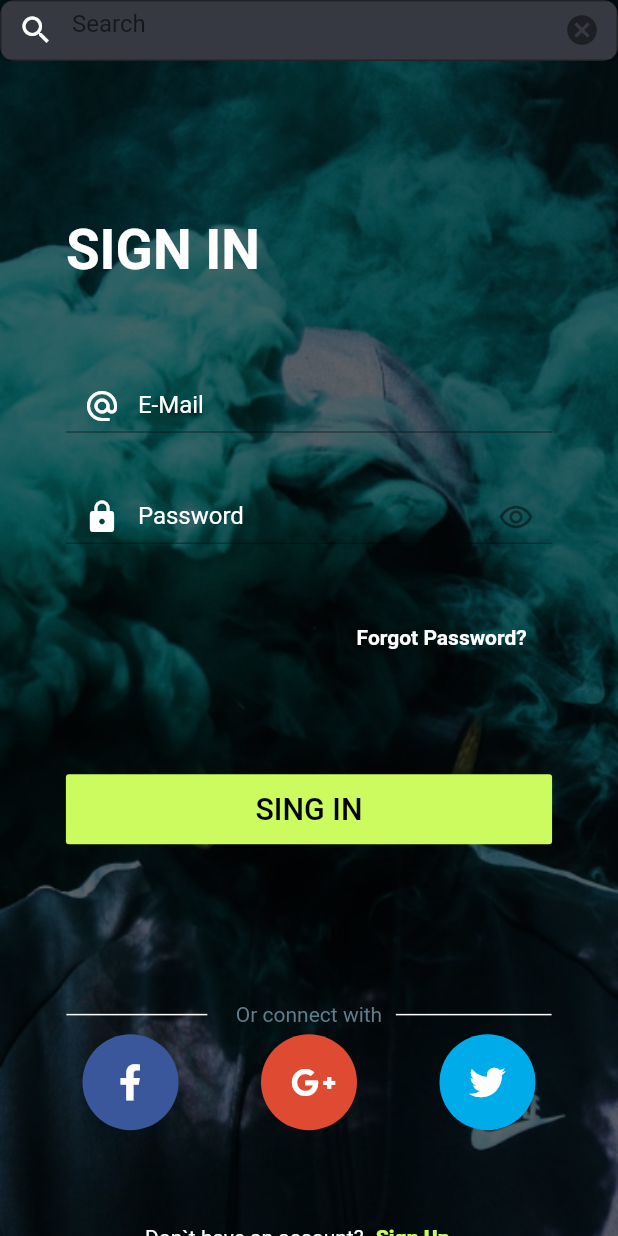
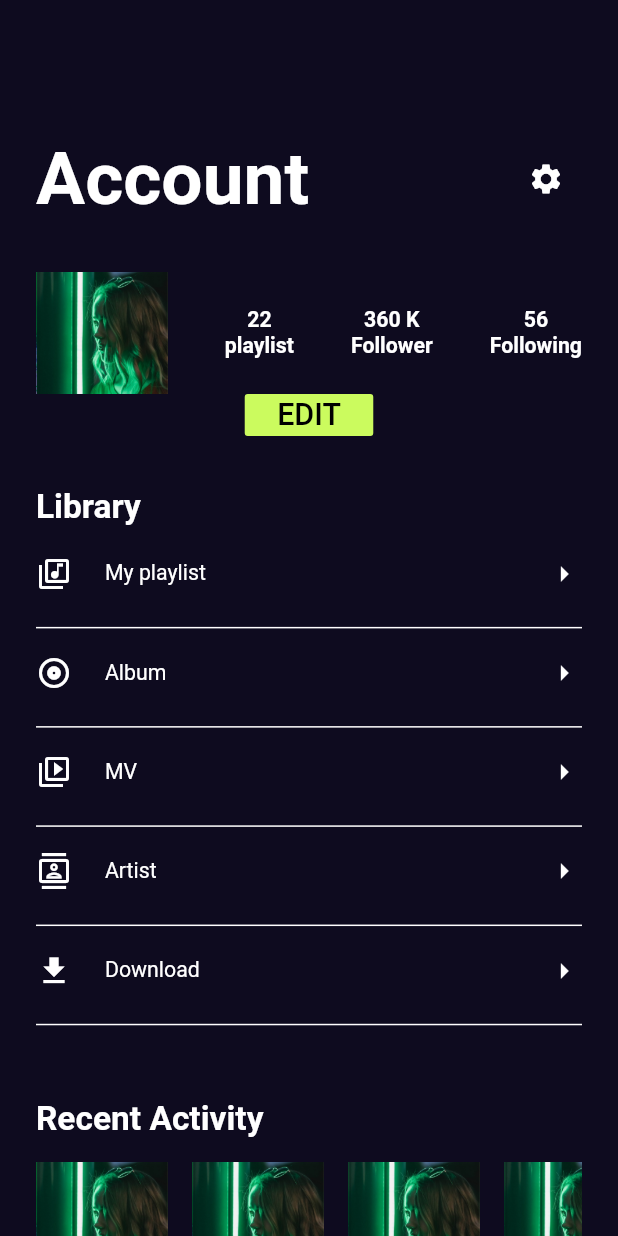
Before and after one commit to OmarKamal98/Music-App, a Flutter app: the screen it shows after launch, on a phone screen of 412 x 824 dp. Run offline on Flutter 3.47's test engine with Material 2 defaults, Android fonts, the phone set to English and light mode, and no system bars; our stand-ins replace carousel_slider, dio, flutter_screenutil, font_awesome_flutter; statements that could not run were skipped.

Commit message:
Account Page

```diff
--- a/lib/main.dart
+++ b/lib/main.dart
@@ -1,6 +1,7 @@
 import 'package:flutter/material.dart';
 import 'package:flutter_screenutil/flutter_screenutil.dart';
 import 'package:musicapp/navigator/router_class.dart';
+import 'package:musicapp/ui/screen/account_screen/account.dart';
 import 'package:musicapp/ui/screen/sign_screen/forgot_password.dart';
 import 'package:musicapp/ui/screen/sign_screen/login.dart';
 import 'package:musicapp/ui/screen/sign_screen/sign_up.dart';
@@ -28,7 +29,7 @@ class MyApp extends StatelessWidget {
               return MediaQuery(
                 //Setting font does not change with system font size
                 data: MediaQuery.of(context).copyWith(textScaleFactor: 1.0),
-                child: Login(),
+                child: Account(),
               );
             }));
     //return MaterialApp(home: MusicApp());
--- /dev/null
+++ b/lib/ui/screen/account_screen/account.dart
@@ -0,0 +1,249 @@
+import 'package:flutter/cupertino.dart';
+import 'package:flutter/material.dart';
+import 'package:flutter_screenutil/flutter_screenutil.dart';
+import 'package:musicapp/ui/widget/component/component.dart';
+
+class Account extends StatefulWidget {
+  const Account({Key key}) : super(key: key);
+
+  @override
+  _AccountState createState() => _AccountState();
+}
+
+class _AccountState extends State<Account> {
+  @override
+  Widget build(BuildContext context) {
+    return Scaffold(
+      backgroundColor: const Color(0xFF0E0B1F),
+      body: SingleChildScrollView(
+        child: Padding(
+          padding: const EdgeInsets.all(24.0),
+          child: Container(
+            margin: EdgeInsets.only(top: 66.h),
+
+              child: Column(
+                crossAxisAlignment: CrossAxisAlignment.start,
+                children: [
+                  Row(
+                    mainAxisAlignment: MainAxisAlignment.spaceBetween,
+                    children: [
+                      Text(
+                        "Account",
+                        style: TextStyle(
+                            color: Colors.white,
+                            fontWeight: FontWeight.bold,
+                            fontSize: 48.sp),
+                      ),
+                      IconButton(
+                        onPressed: () {},
+                        icon: const Icon(Icons.settings),
+                        color: Colors.white,
+                      ),
+                    ],
+                  ),
+                  SizedBox(height: 33.h,),
+                  Column(
+                    children: [
+                      Row(
+                        mainAxisAlignment: MainAxisAlignment.spaceBetween,
+                        children: [
+                          Image.asset(
+                            'assets/images/splash1.png',
+                            width: 80.w,
+                            height: 80.h,
+                            fit: BoxFit.cover,
+                          ),
+                          Column(
+
+                            children: [
+                              Text(
+                                "22",
+                                style: TextStyle(
+                                    color: Colors.white,
+                                    fontWeight: FontWeight.bold,
+                                    fontSize: 14.sp),
+                              ),
+                              Text(
+                                "playlist",
+                                style: TextStyle(
+                                    color: Colors.white,
+                                    fontWeight: FontWeight.bold,
+                                    fontSize: 14.sp),
+                              ),
+
+                            ],
+                          ),
+                          Column(
+
+                            children: [
+                              Text(
+                                "360 K",
+                                style: TextStyle(
+                                    color: Colors.white,
+                                    fontWeight: FontWeight.bold,
+                                    fontSize: 14.sp),
+                              ),
+                              Text(
+                                "Follower",
+                                style: TextStyle(
+                                    color: Colors.white,
+                                    fontWeight: FontWeight.bold,
+                                    fontSize: 14.sp),
+                              ),
+
+                            ],
+                          ),
+                          Column(
+
+                            children: [
+                              Text(
+                                "56",
+                                style: TextStyle(
+                                    color: Colors.white,
+                                    fontWeight: FontWeight.bold,
+                                    fontSize: 14.sp),
+                              ),
+                              Text(
+                                "Following",
+                                style: TextStyle(
+                                    color: Colors.white,
+                                    fontWeight: FontWeight.bold,
+                                    fontSize: 14.sp),
+                              ),
+
+                            ],
+                          ),
+                        ],
+                      ),
+                      defaultButton(text: "Edit",width:78.w ,function: (){},height: 28,radius: 2,)
+                    ],
+                  ),
+                SizedBox(height: 33.h,),
+                  Text("Library",
+                    style: TextStyle(
+                      color: Colors.white,
+                      fontWeight: FontWeight.bold,
+                      fontSize: 22.sp),),
+                  SizedBox(height: 20.h,),
+                  libraryItem(prefixIcon: Icon(Icons.my_library_music_outlined,color: Colors.white,),text:"My playlist",function: (){}, ),
+                  Divider(
+                    color: Colors.white,
+                    thickness: 1,
+                  ),
+                  SizedBox(height: 10.h,),
+                  libraryItem(prefixIcon: Icon(Icons.album_outlined,color: Colors.white,),text:"Album",function: (){}, ),
+                  Divider(
+                    color: Colors.white,
+                    thickness: 1,
+                  ),
+                  SizedBox(height: 10.h,),
+                  libraryItem(prefixIcon: Icon(Icons.video_library_outlined,color: Colors.white,),text:"MV",function: (){}, ),
+                  Divider(
+                    color: Colors.white,
+                    thickness: 1,
+                  ),
+                  SizedBox(height: 10.h,),
+                  libraryItem(prefixIcon: Icon(Icons.contacts_outlined,color: Colors.white,),text:"Artist",function: (){}, ),
+                  Divider(
+                    color: Colors.white,
+                    thickness: 1,
+                  ),
+                  SizedBox(height: 10.h,),
+                  libraryItem(prefixIcon: Icon(Icons.download,color: Colors.white,),text:"Download",function: (){}, ),
+                  Divider(
+                    color: Colors.white,
+                    thickness: 1,
+                  ),
+                  SizedBox(height: 41.h,),
+                  Text("Recent Activity",
+                    style: TextStyle(
+                        color: Colors.white,
+                        fontWeight: FontWeight.bold,
+                        fontSize: 22.sp),),
+                  SizedBox(height: 16.h,),
+                  Column(
+                    children: [
+                      SingleChildScrollView(
+                        scrollDirection: Axis.horizontal,
+                        child: Row(
+                          mainAxisAlignment: MainAxisAlignment.spaceBetween,
+                          children: [
+                            Image.asset(
+                              'assets/images/splash1.png',
+                              width: 80.w,
+                              height: 80.h,
+                              fit: BoxFit.cover,
+                            ),
+                            const SizedBox(width: 16),
+                            Image.asset(
+                              'assets/images/splash1.png',
+                              width: 80.w,
+                              height: 80.h,
+                              fit: BoxFit.cover,
+                            ),
+                            const SizedBox(width: 16),
+                            Image.asset(
+                              'assets/images/splash1.png',
+                              width: 80.w,
+                              height: 80.h,
+                              fit: BoxFit.cover,
+                            ),
+                            const SizedBox(width: 16),
+                            Image.asset(
+                              'assets/images/splash1.png',
+                              width: 80.w,
+                              height: 80.h,
+                              fit: BoxFit.cover,
+                            ),
+                          ],
+                        ),
+                      ),
+                      SizedBox(height: 16.h,),
+                      SingleChildScrollView(
+                        scrollDirection:Axis.horizontal,
+                        child: Row(
+                          mainAxisAlignment: MainAxisAlignment.spaceBetween,
+                          children: [
+                            Image.asset(
+                              'assets/images/splash1.png',
+                              width: 80.w,
+                              height: 80.h,
+                              fit: BoxFit.cover,
+                            ),
+                            const SizedBox(width: 16,),
+                            Image.asset(
+                              'assets/images/splash1.png',
+                              width: 80.w,
+                              height: 80.h,
+                              fit: BoxFit.cover,
+                            ),
+                            const SizedBox(width: 16,),
+                            Image.asset(
+                              'assets/images/splash1.png',
+                              width: 80.w,
+                              height: 80.h,
+                              fit: BoxFit.cover,
+                            ),
+                            const SizedBox(width: 16,),
+                            Image.asset(
+                              'assets/images/splash1.png',
+                              width: 80.w,
+                              height: 80.h,
+                              fit: BoxFit.cover,
+                            ),
+                          ],
+                        ),
+                      ),
+                    ],
+                  )
+                ]
+
+
+
+            ),
+          ),
+        ),
+      ),
+    );
+  }
+}
--- a/lib/ui/widget/component/component.dart
+++ b/lib/ui/widget/component/component.dart
@@ -3,6 +3,8 @@ import 'package:flutter_screenutil/flutter_screenutil.dart';
 
 const Color buttonColor = Color(0xFFCBFB5E);
 const Color searchColor = Color(0xFF363942);
+const Color screenColor = Color(0xFF0E0B1F);
+
 
 
 Widget defaultButton({
@@ -10,11 +12,12 @@ Widget defaultButton({
   double  radius = 10.0,
   Color background = buttonColor,
   bool isUpperCase = true,
+  double height = 40,
   @required Function  function,
   @required String text,
 })=> Container(
   width: width,
-  height: 46.h,
+  height: height,
   child: MaterialButton(
     onPressed: function,
     child: Text(
@@ -30,6 +33,66 @@ Widget defaultButton({
       borderRadius: BorderRadius.circular(radius)
   ),
 );
+
+
+Widget libraryItem({
+  double width = double.infinity,
+  double  radius = 10.0,
+  Color background ,
+  @required Icon prefixIcon ,
+
+  double height = 40,
+  @required Function  function,
+  @required String text,
+
+})=>InkWell(
+  onTap: function,
+  child:   Container(
+    width: width,
+    height: height,
+    decoration: BoxDecoration(
+        color: screenColor,
+
+        borderRadius: BorderRadius.circular(radius)
+
+    ),
+      child: Column(
+        children: [
+          Row(
+            children: [
+             prefixIcon,
+            SizedBox(width:20.w ,),
+              Text(
+                 text,
+                style:  TextStyle(
+                  fontSize: 14.sp,
+                  color: Colors.white,
+                ),
+              ),
+             const Spacer(),
+
+              const Icon(Icons.arrow_right,color: Colors.white,),
+
+            ],
+          ),
+
+
+
+        ],
+      ),
+
+    ),
+
+
+
+);
+
+
+
+
+
+
+
 
 
 Widget searchField({
```
